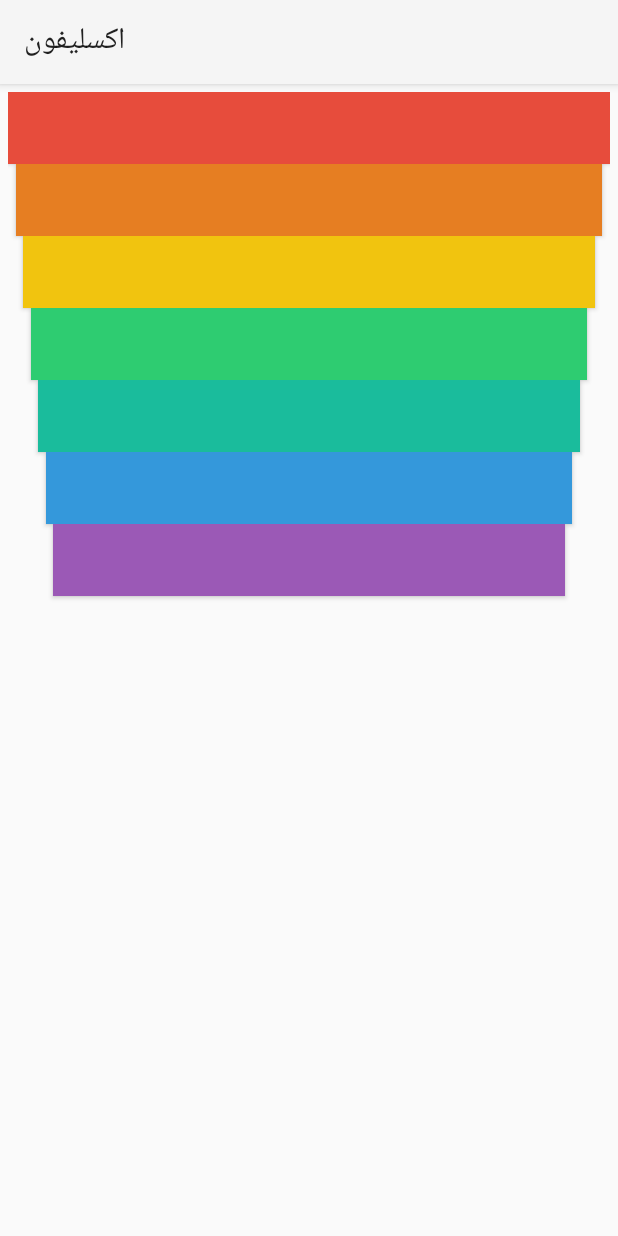
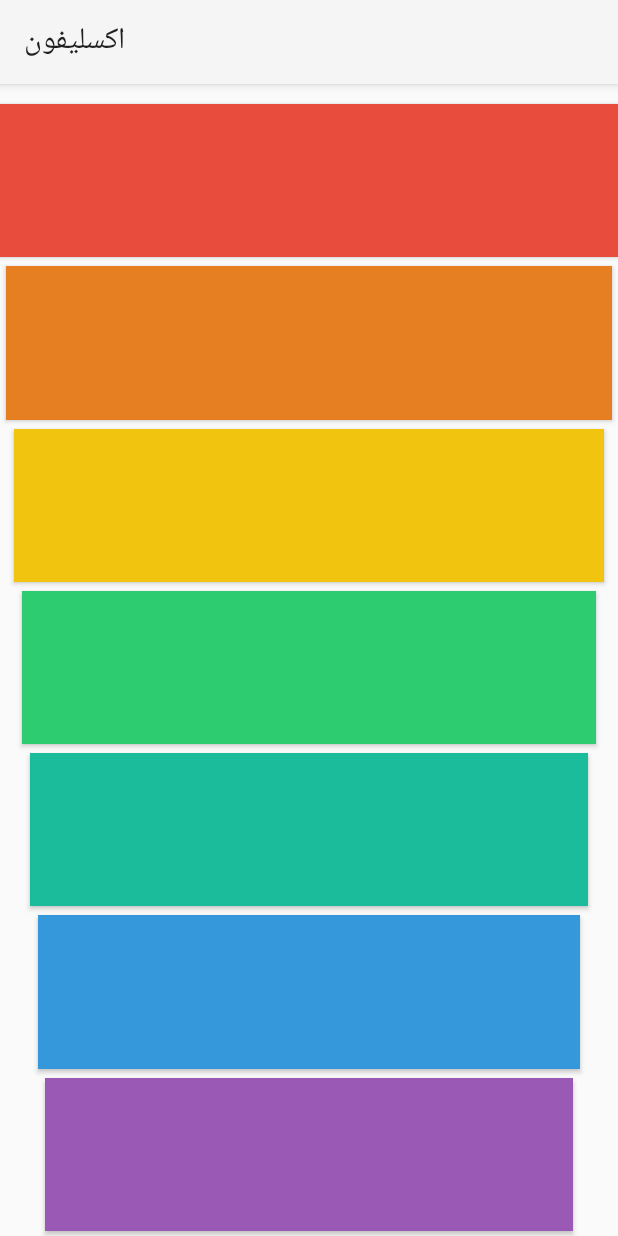
Before and after one commit to elbanna-h/xylophone, an Android app: the screen it shows after launch (MainActivity), on a phone screen of 412 x 824 dp. Run offline under Robolectric (Android 15) with nearby library versions, the phone set to English and light mode, and no system bars.

Commit message:
Convert LinearLayout to ConstraintLayout

```diff
--- a/app/src/main/res/layout/activity_main.xml
+++ b/app/src/main/res/layout/activity_main.xml
@@ -1,83 +1,127 @@
 <?xml version="1.0" encoding="utf-8"?>
-<LinearLayout
-    xmlns:android="http://schemas.android.com/apk/res/android"
+<androidx.constraintlayout.widget.ConstraintLayout xmlns:android="http://schemas.android.com/apk/res/android"
+    xmlns:app="http://schemas.android.com/apk/res-auto"
     xmlns:tools="http://schemas.android.com/tools"
+    android:id="@+id/linearLayout"
     android:layout_width="match_parent"
     android:layout_height="match_parent"
-    android:paddingBottom="5dp"
-    android:paddingLeft="5dp"
-    android:paddingRight="5dp"
-    android:paddingTop="5dp"
-    android:orientation="vertical"
     tools:context=".MainActivity">
 
     <Button
+        android:id="@+id/c_key"
         style="@style/KeyStyle"
-        android:id="@+id/c_key"
+        android:layout_width="0dp"
+        android:layout_height="0dp"
+        android:layout_marginTop="13dp"
+        android:layout_marginBottom="6dp"
         android:background="@color/red"
         android:onClick="playC"
-        android:layout_width="match_parent"
-        android:layout_height="wrap_content"/>
+        app:layout_constraintBottom_toTopOf="@+id/d_key"
+        app:layout_constraintEnd_toEndOf="parent"
+        app:layout_constraintStart_toStartOf="parent"
+        app:layout_constraintTop_toTopOf="parent" />
 
     <Button
+        android:id="@+id/d_key"
         style="@style/KeyStyle"
+        android:layout_width="0dp"
+        android:layout_height="0dp"
+        android:layout_marginStart="4dp"
+        android:layout_marginLeft="4dp"
+        android:layout_marginEnd="4dp"
+        android:layout_marginRight="4dp"
+        android:layout_marginBottom="6dp"
         android:background="@color/orange"
-        android:id="@+id/d_key"
         android:onClick="playD"
-        android:layout_marginLeft="5dp"
-        android:layout_marginRight="5dp"
-        android:layout_width="match_parent"
-        android:layout_height="wrap_content"/>
+        app:layout_constraintBottom_toTopOf="@+id/e_key"
+        app:layout_constraintEnd_toEndOf="parent"
+        app:layout_constraintStart_toStartOf="parent"
+        app:layout_constraintTop_toBottomOf="@+id/c_key" />
 
     <Button
+        android:id="@+id/e_key"
         style="@style/KeyStyle"
-        android:id="@+id/e_key"
+        android:layout_width="0dp"
+        android:layout_height="0dp"
+        android:layout_marginStart="9dp"
+        android:layout_marginLeft="9dp"
+        android:layout_marginEnd="9dp"
+        android:layout_marginRight="9dp"
+        android:layout_marginBottom="6dp"
         android:background="@color/yellow"
         android:onClick="playE"
-        android:layout_marginLeft="10dp"
-        android:layout_marginRight="10dp"
-        android:layout_width="match_parent"
-        android:layout_height="wrap_content"/>
+        app:layout_constraintBottom_toTopOf="@+id/f_key"
+        app:layout_constraintEnd_toEndOf="parent"
+        app:layout_constraintStart_toStartOf="parent"
+        app:layout_constraintTop_toBottomOf="@+id/d_key" />
 
     <Button
+        android:id="@+id/f_key"
         style="@style/KeyStyle"
-        android:id="@+id/f_key"
+        android:layout_width="0dp"
+        android:layout_height="0dp"
+        android:layout_marginStart="5dp"
+        android:layout_marginLeft="5dp"
+        android:layout_marginEnd="5dp"
+        android:layout_marginRight="5dp"
+        android:layout_marginBottom="6dp"
         android:background="@color/green"
         android:onClick="playF"
-        android:layout_marginLeft="15dp"
-        android:layout_marginRight="15dp"
-        android:layout_width="match_parent"
-        android:layout_height="wrap_content"/>
+        app:layout_constraintBottom_toTopOf="@+id/g_key"
+        app:layout_constraintEnd_toEndOf="@+id/e_key"
+        app:layout_constraintStart_toStartOf="@+id/e_key"
+        app:layout_constraintTop_toBottomOf="@+id/e_key" />
 
     <Button
+        android:id="@+id/g_key"
         style="@style/KeyStyle"
-        android:id="@+id/g_key"
+        android:layout_width="0dp"
+        android:layout_height="0dp"
+        android:layout_marginStart="20dp"
+        android:layout_marginLeft="20dp"
+        android:layout_marginEnd="20dp"
+        android:layout_marginRight="20dp"
+        android:layout_marginBottom="6dp"
         android:background="@color/turquoise"
         android:onClick="playG"
-        android:layout_marginLeft="20dp"
-        android:layout_marginRight="20dp"
-        android:layout_width="match_parent"
-        android:layout_height="wrap_content"/>
+        app:layout_constraintBottom_toTopOf="@+id/a_key"
+        app:layout_constraintEnd_toEndOf="parent"
+        app:layout_constraintStart_toStartOf="parent"
+        app:layout_constraintTop_toBottomOf="@+id/f_key" />
 
 
     <Button
+        android:id="@+id/a_key"
         style="@style/KeyStyle"
-        android:id="@+id/a_key"
+        android:layout_width="0dp"
+        android:layout_height="0dp"
+        android:layout_marginStart="5dp"
+        android:layout_marginLeft="5dp"
+        android:layout_marginEnd="5dp"
+        android:layout_marginRight="5dp"
+        android:layout_marginBottom="6dp"
         android:background="@color/blue"
         android:onClick="playA"
-        android:layout_marginLeft="25dp"
-        android:layout_marginRight="25dp"
-        android:layout_width="match_parent"
-        android:layout_height="wrap_content"/>
+        app:layout_constraintBottom_toTopOf="@+id/b_key"
+        app:layout_constraintEnd_toEndOf="@+id/g_key"
+        app:layout_constraintStart_toStartOf="@+id/g_key"
+        app:layout_constraintTop_toBottomOf="@+id/g_key" />
 
     <Button
+        android:id="@+id/b_key"
         style="@style/KeyStyle"
-        android:id="@+id/b_key"
+        android:layout_width="0dp"
+        android:layout_height="0dp"
+        android:layout_marginStart="30dp"
+        android:layout_marginLeft="30dp"
+        android:layout_marginEnd="30dp"
+        android:layout_marginRight="30dp"
+        android:layout_marginBottom="3dp"
         android:background="@color/purple"
         android:onClick="playB"
-        android:layout_marginLeft="30dp"
-        android:layout_marginRight="30dp"
-        android:layout_width="match_parent"
-        android:layout_height="wrap_content"/>
+        app:layout_constraintBottom_toBottomOf="parent"
+        app:layout_constraintEnd_toEndOf="parent"
+        app:layout_constraintStart_toStartOf="parent"
+        app:layout_constraintTop_toBottomOf="@+id/a_key" />
 
-</LinearLayout>
+</androidx.constraintlayout.widget.ConstraintLayout>
```
